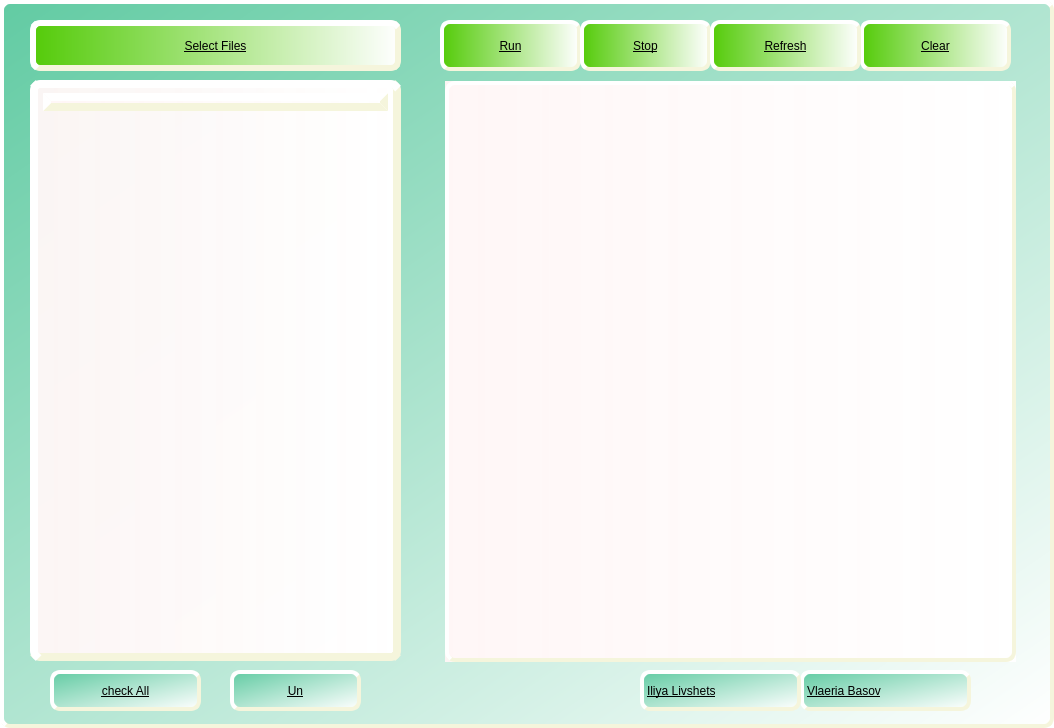
Before: the Qt Designer form korzinochka.ui in prettyleka/GUI, drawn with Qt 5.
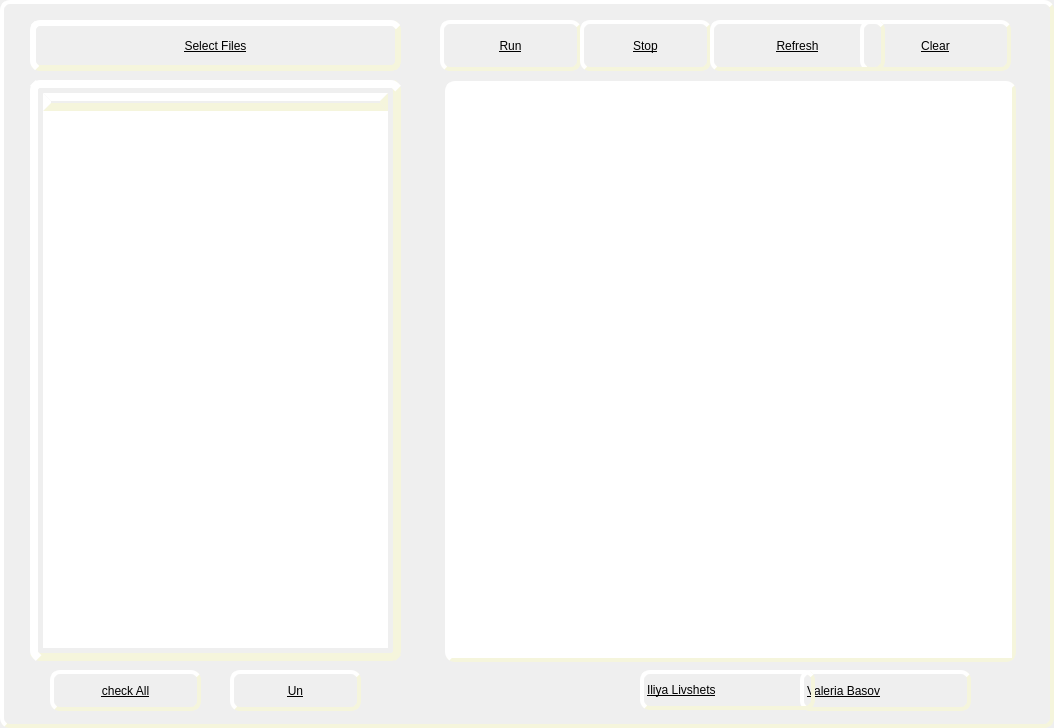
After: the same form once the commit is applied.

What changed in the file:
```diff
--- a/korzinochka.ui
+++ b/korzinochka.ui
@@ -20,12 +20,12 @@
    <string>MainWindow</string>
   </property>
   <property name="styleSheet">
-   <string notr="true">background-color: qradialgradient(spread:pad, cx:0.5, cy:0.5, radius:0.5, fx:0.5, fy:0.5, stop:0 rgba(95, 198, 203, 255), stop:1 rgba(255, 255, 255, 255));</string>
+   <string notr="true">background-color: radialization(spread:pad, cx:0.5, cy:0.5, radius:0.5, fx:0.5, fy:0.5, stop:0 rgba(95, 198, 203, 255), stop:1 rgba(255, 255, 255, 255));</string>
   </property>
   <widget class="QWidget" name="centralwidget">
    <property name="styleSheet">
     <string notr="true">font: 20pt &quot;Mistral&quot;;
-background-color: qlineargradient(spread:pad, x1:0, y1:0, x2:1, y2:1, stop:0 rgba(98, 203, 163, 255), stop:1 rgba(255, 255, 255, 255));
+background-color: interlinear(spread:pad, x1:0, y1:0, x2:1, y2:1, stop:0 rgba(98, 203, 163, 255), stop:1 rgba(255, 255, 255, 255));
 text-decoration: underline;
 border-radius: 10px;
 border-width: 4px;
@@ -42,15 +42,15 @@
      </rect>
     </property>
     <property name="styleSheet">
-     <string notr="true">font: 12pt &quot;Matura MT Script Capitals&quot;;
-background-color: qlineargradient(spread:pad, x1:0, y1:0, x2:1, y2:1, stop:0 rgba(98, 203, 163, 255), stop:1 rgba(255, 255, 255, 255));
+     <string notr="true">font: 8pt &quot;Matura MT Script Capitals&quot;;
+background-color: interlinear(spread:pad, x1:0, y1:0, x2:1, y2:1, stop:0 rgba(98, 203, 163, 255), stop:1 rgba(255, 255, 255, 255));
 border-radius: 10px;
 border-width: 4px;
 border-style: outset;
 border-color: beige</string>
     </property>
     <property name="text">
-     <string>Vlaeria Basov</string>
+     <string>Valeria Basov</string>
     </property>
    </widget>
    <widget class="QTreeWidget" name="treeWidget">
@@ -66,8 +66,8 @@
      </rect>
     </property>
     <property name="styleSheet">
-     <string notr="true">background-color: qlineargradient(spread:pad, x1:0, y1:0, x2:1, y2:0, stop:0 rgba(255, 246, 246, 246), stop:1 rgba(255, 255, 255, 255));
-font: 12pt &quot;MS Shell Dlg 2&quot;;
+     <string notr="true">background-color: interlinear(spread:pad, x1:0, y1:0, x2:1, y2:0, stop:0 rgba(255, 246, 246, 246), stop:1 rgba(255, 255, 255, 255));
+font: 8pt &quot;MS Shell Dlg 2&quot;;
 border-radius: 10px;
 border-width: 8px;
 border-style: outset;
@@ -97,7 +97,7 @@
     </property>
     <property name="styleSheet">
      <string notr="true">font: 20pt &quot;Mistral&quot;;
-background-color: qlineargradient(spread:reflect, x1:0, y1:0, x2:1, y2:0, stop:0 rgba(84, 203, 9, 255), stop:1 rgba(255, 255, 255, 255));
+background-color: interlinear(spread:reflect, x1:0, y1:0, x2:1, y2:0, stop:0 rgba(84, 203, 9, 255), stop:1 rgba(255, 255, 255, 255));
 border-radius: 10px;
 border-width: 6px;
 border-style: outset;
@@ -123,7 +123,7 @@
     </property>
     <property name="styleSheet">
      <string notr="true">font: 20pt &quot;Mistral&quot;;
-background-color: qlineargradient(spread:reflect, x1:0, y1:0, x2:1, y2:0, stop:0 rgba(84, 203, 9, 255), stop:1 rgba(255, 255, 255, 255));
+background-color: interlinear(spread:reflect, x1:0, y1:0, x2:1, y2:0, stop:0 rgba(84, 203, 9, 255), stop:1 rgba(255, 255, 255, 255));
 text-decoration: underline;
 border-radius: 10px;
 border-width: 4px;
@@ -148,7 +148,7 @@
     </property>
     <property name="styleSheet">
      <string notr="true">font: 20pt &quot;Mistral&quot;;
-background-color: qlineargradient(spread:reflect, x1:0, y1:0, x2:1, y2:0, stop:0 rgba(84, 203, 9, 255), stop:1 rgba(255, 255, 255, 255));
+background-color: interlinear(spread:reflect, x1:0, y1:0, x2:1, y2:0, stop:0 rgba(84, 203, 9, 255), stop:1 rgba(255, 255, 255, 255));
 border-radius: 10px;
 border-width: 4px;
 border-style: outset;
@@ -172,7 +172,7 @@
     </property>
     <property name="styleSheet">
      <string notr="true">font: 20pt &quot;Mistral&quot;;
-background-color: qlineargradient(spread:reflect, x1:0, y1:0, x2:1, y2:0, stop:0 rgba(84, 203, 9, 255), stop:1 rgba(255, 255, 255, 255));
+background-color: interlinear(spread:reflect, x1:0, y1:0, x2:1, y2:0, stop:0 rgba(84, 203, 9, 255), stop:1 rgba(255, 255, 255, 255));
 border-radius: 10px;
 border-width: 4px;
 border-style: outset;
@@ -199,7 +199,7 @@
     </property>
     <property name="styleSheet">
      <string notr="true">font: 12pt &quot;MS Shell Dlg 2&quot;;
-background-color: qlineargradient(spread:pad, x1:0, y1:0, x2:1, y2:0, stop:0 rgba(255, 246, 246, 246), stop:1 rgba(255, 255, 255, 255));
+background-color: interlinear(spread:pad, x1:0, y1:0, x2:1, y2:0, stop:0 rgba(255, 246, 246, 246), stop:1 rgba(255, 255, 255, 255));
 border-radius: 10px;
 border-width: 4px;
 border-style: outset;
@@ -211,17 +211,20 @@
      <rect>
       <x>640</x>
       <y>670</y>
-      <width>161</width>
-      <height>41</height>
+      <width>175</width>
+      <height>40</height>
      </rect>
     </property>
     <property name="styleSheet">
-     <string notr="true">font: 12pt &quot;Matura MT Script Capitals&quot;;
-background-color: qlineargradient(spread:pad, x1:0, y1:0, x2:1, y2:1, stop:0 rgba(98, 203, 163, 255), stop:1 rgba(255, 255, 255, 255));
-border-radius: 10px;
-border-width: 4px;
-border-style: outset;
-border-color: beige</string>
+     <string notr="true">
+         textFont
+         font: 8pt &quot;Matura MT Script Capitals&quot;;
+         background-color: interlinear(spread:pad, x1:0, y1:0, x2:1, y2:1, stop:0 rgba(98, 203, 163, 255), stop:1 rgba(255, 255, 255, 255));
+        border-radius: 10px;
+        border-width: 4px;
+        border-style: outset;
+        border-color: beige
+     </string>
     </property>
     <property name="text">
      <string>Iliya Livshets</string>
@@ -232,13 +235,13 @@
      <rect>
       <x>710</x>
       <y>20</y>
-      <width>151</width>
+      <width>175</width>
       <height>51</height>
      </rect>
     </property>
     <property name="styleSheet">
      <string notr="true">font: 20pt &quot;Mistral&quot;;
-background-color: qlineargradient(spread:reflect, x1:0, y1:0, x2:1, y2:0, stop:0 rgba(84, 203, 9, 255), stop:1 rgba(255, 255, 255, 255));
+background-color: interlinear(spread:reflect, x1:0, y1:0, x2:1, y2:0, stop:0 rgba(84, 203, 9, 255), stop:1 rgba(255, 255, 255, 255));
 border-radius: 10px;
 border-width: 4px;
 border-style: outset;
```
